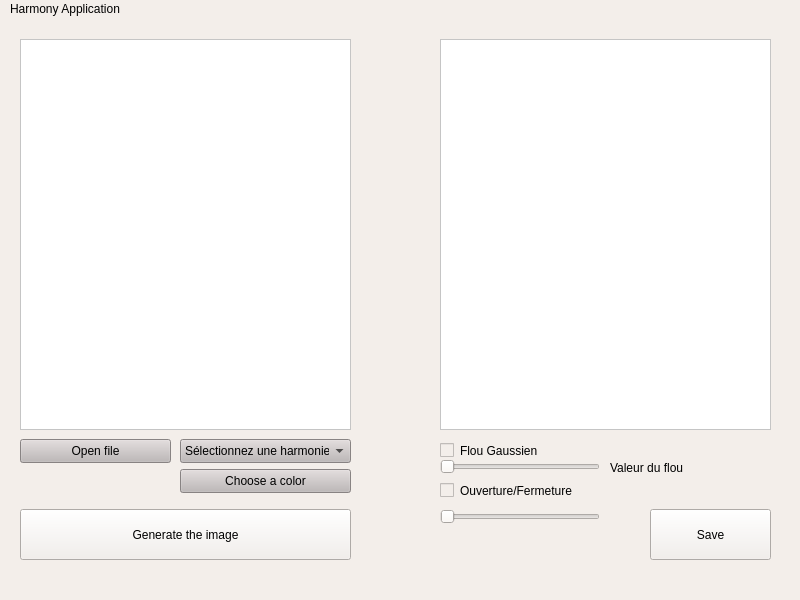
First picture: the form in src/QtApp/HarmonyApp/mainwindow.ui, repository Narraxas/ProjetImage_SujetN-5_HarmonieDesCouleurs, before the edit.
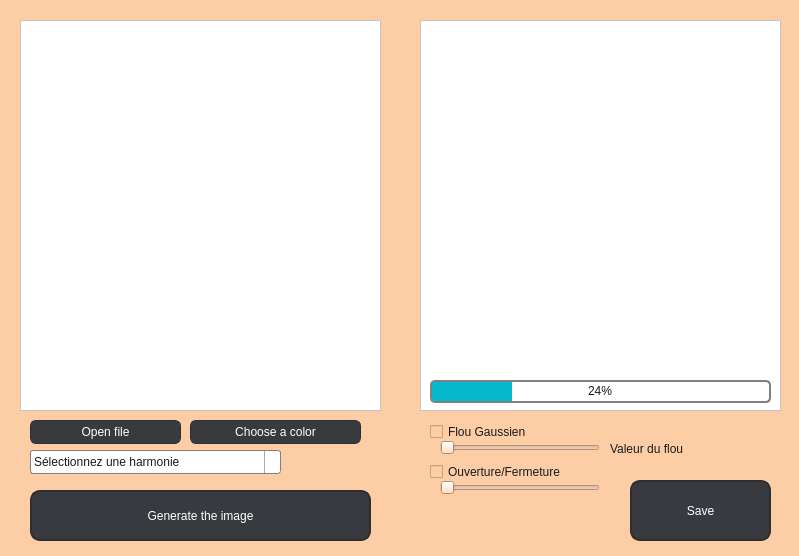
Second picture: the form after the edit.

Commit message: saveSystem - feat : Ajout de la progress bar et amélioration du design

```diff
--- a/src/QtApp/HarmonyApp/mainwindow.ui
+++ b/src/QtApp/HarmonyApp/mainwindow.ui
@@ -6,29 +6,48 @@
    <rect>
     <x>0</x>
     <y>0</y>
-    <width>800</width>
-    <height>600</height>
+    <width>799</width>
+    <height>556</height>
    </rect>
   </property>
   <property name="windowTitle">
    <string>MainWindow</string>
   </property>
   <property name="styleSheet">
-   <string notr="true">background-color: rgb(243, 238, 234);
-border-top-color: rgb(182, 182, 182);</string>
+   <string notr="true">background-color: rgb(253, 205, 166);
+color: rgb(27, 27, 27);</string>
   </property>
   <widget class="QWidget" name="centralwidget">
    <widget class="QPushButton" name="pushButton">
     <property name="geometry">
      <rect>
-      <x>20</x>
+      <x>30</x>
       <y>420</y>
       <width>151</width>
       <height>24</height>
      </rect>
     </property>
     <property name="styleSheet">
-     <string notr="true">background-color: rgb(190, 183, 183);</string>
+     <string notr="true"> QPushButton {
+     border: 1px solid #2d2e32;
+     border-radius: 6px;
+	color: rgb(255, 255, 255);
+	background-color: rgb(56, 58, 63);
+     min-width: 80px;
+ }
+ 
+ QPushButton:pressed {
+     background-color: qlineargradient(x1: 0, y1: 0, x2: 0, y2: 1,
+                                       stop: 0 #dadbde, stop: 1 #f6f7fa);
+ }
+ 
+ QPushButton:flat {
+     border: none; /* no border for a flat push button */
+ }
+ 
+ QPushButton:default {
+     border-color: navy; /* make the default button prominent */
+ }</string>
     </property>
     <property name="text">
      <string>Open file</string>
@@ -39,7 +58,7 @@
      <rect>
       <x>20</x>
       <y>20</y>
-      <width>331</width>
+      <width>361</width>
       <height>391</height>
      </rect>
     </property>
@@ -56,14 +75,53 @@
    <widget class="QComboBox" name="harmonyComboBox">
     <property name="geometry">
      <rect>
-      <x>180</x>
-      <y>420</y>
-      <width>171</width>
+      <x>30</x>
+      <y>450</y>
+      <width>251</width>
       <height>24</height>
      </rect>
     </property>
     <property name="styleSheet">
-     <string notr="true">background-color: rgb(190, 183, 183);</string>
+     <string notr="true"> QComboBox {
+     border: 1px solid gray;
+     border-radius: 3px;
+     padding: 1px 18px 1px 3px;
+     min-width: 6em;
+	background-color: rgb(255, 255, 255);
+ }
+ 
+ QComboBox:editable {
+     background: white;
+ }
+ 
+ QComboBox:!editable, QComboBox::drop-down:editable {
+	background-color: rgb(255, 255, 255);
+ }
+ 
+ /* QComboBox gets the &quot;on&quot; state when the popup is open */
+ QComboBox:!editable:on, QComboBox::drop-down:editable:on {
+	background-color: rgb(255, 255, 255);
+ }
+ 
+ QComboBox:on { /* shift the text when the popup opens */
+     padding-top: 3px;
+     padding-left: 4px;
+	background-color: rgb(255, 255, 255);
+ }
+ 
+ QComboBox::drop-down {
+     subcontrol-origin: padding;
+     subcontrol-position: top right;
+     width: 15px;
+	background-color: rgb(255, 255, 255);
+ 
+     border-left-width: 1px;
+     border-left-color: darkgray;
+     border-left-style: solid; /* just a single line */
+     border-top-right-radius: 3px; /* same radius as the QComboBox */
+     border-bottom-right-radius: 3px;
+ }
+ </string>
     </property>
     <item>
      <property name="text">
@@ -134,9 +192,9 @@
    <widget class="QFrame" name="modifiedFrame">
     <property name="geometry">
      <rect>
-      <x>440</x>
+      <x>420</x>
       <y>20</y>
-      <width>331</width>
+      <width>361</width>
       <height>391</height>
      </rect>
     </property>
@@ -149,18 +207,62 @@
     <property name="frameShadow">
      <enum>QFrame::Raised</enum>
     </property>
+    <widget class="QProgressBar" name="progressBarImgOut">
+     <property name="geometry">
+      <rect>
+       <x>10</x>
+       <y>360</y>
+       <width>341</width>
+       <height>23</height>
+      </rect>
+     </property>
+     <property name="styleSheet">
+      <string notr="true">QProgressBar {
+    border: 2px solid grey;
+    border-radius: 5px;
+    text-align: center;
+}
+
+QProgressBar::chunk {
+    background-color: #05B8CC;
+    width: 20px;
+}</string>
+     </property>
+     <property name="value">
+      <number>24</number>
+     </property>
+    </widget>
    </widget>
    <widget class="QPushButton" name="colorBtn">
     <property name="geometry">
      <rect>
-      <x>180</x>
-      <y>450</y>
+      <x>190</x>
+      <y>420</y>
       <width>171</width>
       <height>24</height>
      </rect>
     </property>
     <property name="styleSheet">
-     <string notr="true">background-color: rgb(190, 183, 183);</string>
+     <string notr="true"> QPushButton {
+     border: 1px solid #2d2e32;
+     border-radius: 6px;
+	color: rgb(255, 255, 255);
+	background-color: rgb(56, 58, 63);
+     min-width: 80px;
+ }
+ 
+ QPushButton:pressed {
+     background-color: qlineargradient(x1: 0, y1: 0, x2: 0, y2: 1,
+                                       stop: 0 #dadbde, stop: 1 #f6f7fa);
+ }
+ 
+ QPushButton:flat {
+     border: none; /* no border for a flat push button */
+ }
+ 
+ QPushButton:default {
+     border-color: navy; /* make the default button prominent */
+ }</string>
     </property>
     <property name="text">
      <string>Choose a color</string>
@@ -169,12 +271,34 @@
    <widget class="QPushButton" name="pushButton_2">
     <property name="geometry">
      <rect>
-      <x>20</x>
+      <x>30</x>
       <y>490</y>
-      <width>331</width>
+      <width>341</width>
       <height>51</height>
      </rect>
     </property>
+    <property name="styleSheet">
+     <string notr="true"> QPushButton {
+     border: 2px solid #2d2e32;
+     border-radius: 10px;
+	color: rgb(255, 255, 255);
+	background-color: rgb(56, 58, 63);
+     min-width: 80px;
+ }
+ 
+ QPushButton:pressed {
+     background-color: qlineargradient(x1: 0, y1: 0, x2: 0, y2: 1,
+                                       stop: 0 #dadbde, stop: 1 #f6f7fa);
+ }
+ 
+ QPushButton:flat {
+     border: none; /* no border for a flat push button */
+ }
+ 
+ QPushButton:default {
+     border-color: navy; /* make the default button prominent */
+ }</string>
+    </property>
     <property name="text">
      <string>Generate the image</string>
     </property>
@@ -182,12 +306,23 @@
    <widget class="QCheckBox" name="isBlurred">
     <property name="geometry">
      <rect>
-      <x>440</x>
+      <x>430</x>
       <y>420</y>
       <width>181</width>
       <height>23</height>
      </rect>
     </property>
+    <property name="styleSheet">
+     <string notr="true"> QCheckBox {
+     spacing: 5px;
+ }
+ 
+ QCheckBox::indicator {
+     width: 13px;
+     height: 13px;
+ }
+ </string>
+    </property>
     <property name="text">
      <string>Flou Gaussien</string>
     </property>
@@ -195,12 +330,23 @@
    <widget class="QCheckBox" name="isOpenedClosed">
     <property name="geometry">
      <rect>
-      <x>440</x>
+      <x>430</x>
       <y>460</y>
       <width>181</width>
       <height>23</height>
      </rect>
     </property>
+    <property name="styleSheet">
+     <string notr="true"> QCheckBox {
+     spacing: 5px;
+ }
+ 
+ QCheckBox::indicator {
+     width: 13px;
+     height: 13px;
+ }
+ </string>
+    </property>
     <property name="text">
      <string>Ouverture/Fermeture</string>
     </property>
@@ -241,7 +387,7 @@
     <property name="geometry">
      <rect>
       <x>440</x>
-      <y>490</y>
+      <y>480</y>
       <width>160</width>
       <height>16</height>
      </rect>
@@ -253,34 +399,39 @@
    <widget class="QPushButton" name="saveBtn">
     <property name="geometry">
      <rect>
-      <x>650</x>
-      <y>490</y>
-      <width>121</width>
-      <height>51</height>
+      <x>630</x>
+      <y>480</y>
+      <width>141</width>
+      <height>61</height>
      </rect>
     </property>
+    <property name="styleSheet">
+     <string notr="true"> QPushButton {
+     border: 2px solid #2d2e32;
+     border-radius: 10px;
+	color: rgb(255, 255, 255);
+	background-color: rgb(56, 58, 63);
+     min-width: 80px;
+ }
+ 
+ QPushButton:pressed {
+     background-color: qlineargradient(x1: 0, y1: 0, x2: 0, y2: 1,
+                                       stop: 0 #dadbde, stop: 1 #f6f7fa);
+ }
+ 
+ QPushButton:flat {
+     border: none; /* no border for a flat push button */
+ }
+ 
+ QPushButton:default {
+     border-color: navy; /* make the default button prominent */
+ }</string>
+    </property>
     <property name="text">
      <string>Save</string>
     </property>
    </widget>
   </widget>
-  <widget class="QMenuBar" name="menubar">
-   <property name="geometry">
-    <rect>
-     <x>0</x>
-     <y>0</y>
-     <width>800</width>
-     <height>21</height>
-    </rect>
-   </property>
-   <widget class="QMenu" name="menuHarmony_Application">
-    <property name="title">
-     <string>Harmony Application</string>
-    </property>
-   </widget>
-   <addaction name="menuHarmony_Application"/>
-  </widget>
-  <widget class="QStatusBar" name="statusbar"/>
  </widget>
  <resources/>
  <connections/>
```
Left out of the diff: 2 changed lines with no effect on the pictures. The commit also changes 1046 other files.
